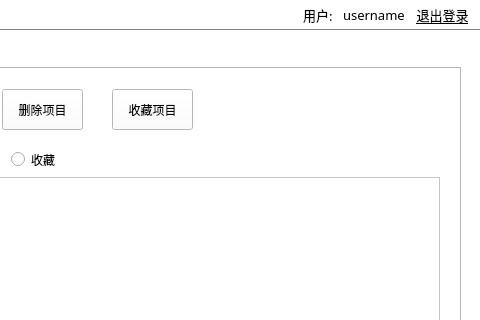
Above: xhs_DBMS/appbasewindow.ui from Littledoveqwq/xhs_DBMS before the change; both pictures show x 600 to 1080 and y 0 to 320 of the 1080 by 640 pixel window. Below: the same form after it.
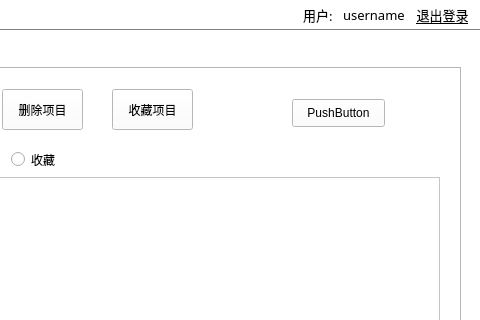
That is the form after the change. The open tabs and pages were chosen to show the change. Icons and pictures are not drawn.

```diff
--- a/xhs_DBMS/appbasewindow.ui
+++ b/xhs_DBMS/appbasewindow.ui
@@ -503,6 +503,19 @@
           <string>收藏项目</string>
          </property>
         </widget>
+        <widget class="QPushButton" name="pushButton">
+         <property name="geometry">
+          <rect>
+           <x>730</x>
+           <y>30</y>
+           <width>93</width>
+           <height>28</height>
+          </rect>
+         </property>
+         <property name="text">
+          <string>PushButton</string>
+         </property>
+        </widget>
        </widget>
       </widget>
      </widget>
```
Left out of the diff: 2 changed lines with no effect on the pictures.
